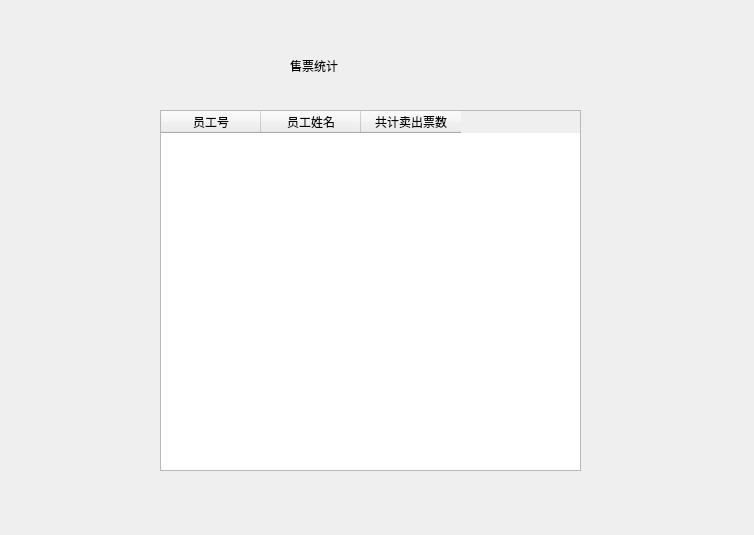
First picture: the form in StaticsUI.ui, repository yuanyaaa/TicketManagementSystem, before the edit.
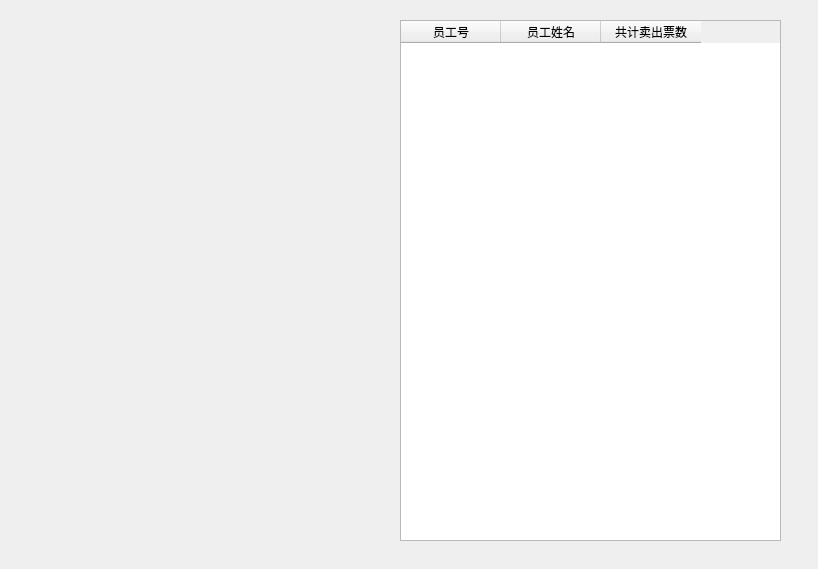
Second picture: the form after the edit. Icons and pictures are not drawn.

Patch:
```diff
--- a/StaticsUI.ui
+++ b/StaticsUI.ui
@@ -6,36 +6,20 @@
    <rect>
     <x>0</x>
     <y>0</y>
-    <width>754</width>
-    <height>535</height>
+    <width>818</width>
+    <height>569</height>
    </rect>
   </property>
   <property name="windowTitle">
    <string>Dialog</string>
   </property>
-  <widget class="QLabel" name="label">
-   <property name="geometry">
-    <rect>
-     <x>290</x>
-     <y>40</y>
-     <width>151</width>
-     <height>51</height>
-    </rect>
-   </property>
-   <property name="styleSheet">
-    <string notr="true">font: 20pt &quot;方正颜宋简体&quot;;</string>
-   </property>
-   <property name="text">
-    <string>售票统计</string>
-   </property>
-  </widget>
   <widget class="QTableWidget" name="detail">
    <property name="geometry">
     <rect>
-     <x>160</x>
-     <y>110</y>
-     <width>421</width>
-     <height>361</height>
+     <x>400</x>
+     <y>20</y>
+     <width>381</width>
+     <height>521</height>
     </rect>
    </property>
    <column>
@@ -54,6 +38,19 @@
     </property>
    </column>
   </widget>
+  <widget class="QWidget" name="widget" native="true">
+   <property name="geometry">
+    <rect>
+     <x>0</x>
+     <y>0</y>
+     <width>361</width>
+     <height>571</height>
+    </rect>
+   </property>
+   <property name="styleSheet">
+    <string notr="true">border-image: url(:/C:/Users/ASUS/Downloads/bg_SellUI.png);</string>
+   </property>
+  </widget>
  </widget>
  <resources/>
  <connections/>
```
